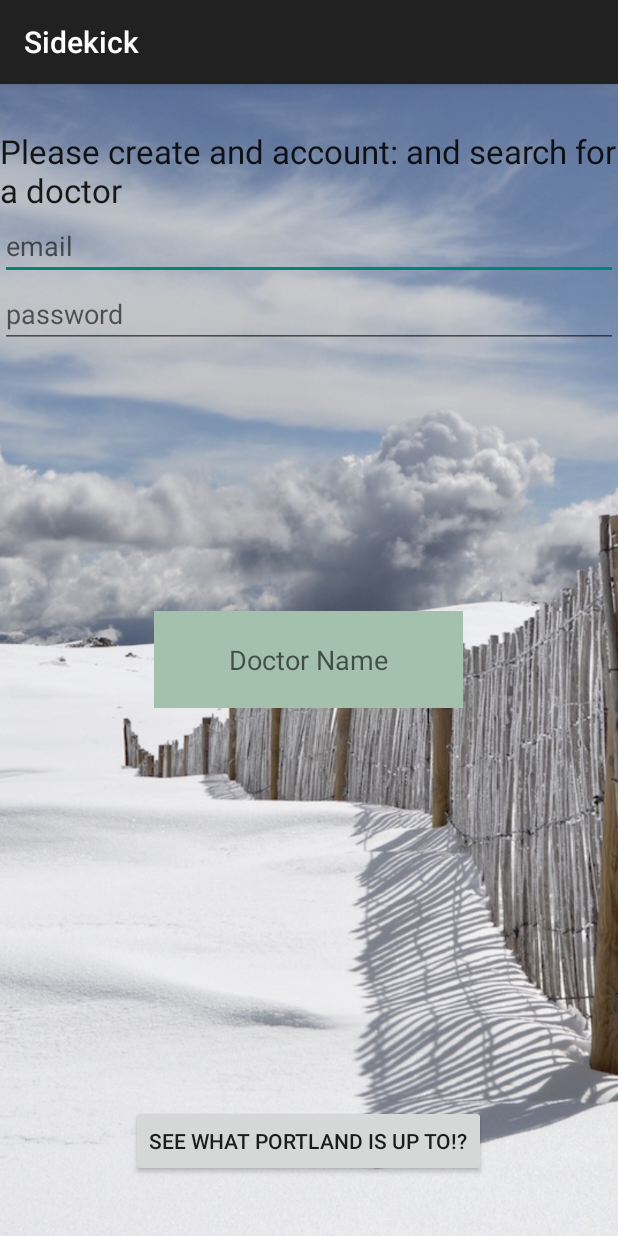
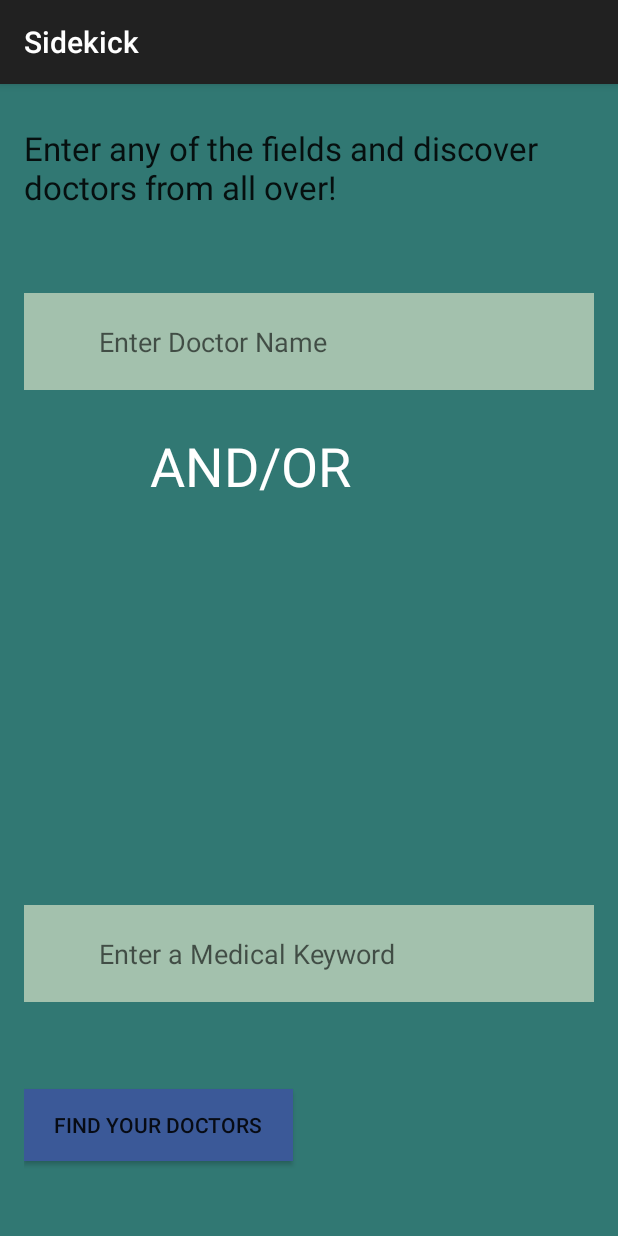
Before and after one commit to meyerjac/DoctorsNow, an Android app: the FormInfoActivity screen opened directly, with no data from a screen before it, on a phone screen of 412 x 824 dp. Run offline under Robolectric (Android 15) with nearby library versions, the phone set to English and light mode, and no system bars; our stand-ins replace ButterKnife.

Commit message:
style the first 3 screen, and working on recycler view

```diff
--- a/app/src/main/java/com/example/jacksonmeyer/sidekick/ui/FormInfoActivity.java
+++ b/app/src/main/java/com/example/jacksonmeyer/sidekick/ui/FormInfoActivity.java
@@ -1,11 +1,10 @@
 package com.example.jacksonmeyer.sidekick.ui;
 import android.content.Intent;
+import android.os.Bundle;
 import android.support.v7.app.AppCompatActivity;
-import android.os.Bundle;
 import android.view.View;
 import android.widget.Button;
 import android.widget.EditText;
-import android.widget.Toast;
 
 import com.example.jacksonmeyer.sidekick.R;
 
@@ -16,10 +15,6 @@ public class FormInfoActivity extends AppCompatActivity implements View.OnClickL
 
     @Bind(R.id.secondPageButton)
     Button mSecondPageButton;
-    @Bind(R.id.emailInput)
-    EditText mEmailInput;
-    @Bind(R.id.passwordInput)
-    EditText mPasswordInput;
     @Bind(R.id.nameInput)
     EditText mNameInput;
 
@@ -35,20 +30,11 @@ public class FormInfoActivity extends AppCompatActivity implements View.OnClickL
     public void onClick(View v) {
         {
             if (v == mSecondPageButton) {
-                if ((mPasswordInput.getText().toString().equals("")) || (mEmailInput.getText().toString().equals("")) ||
-                        (mNameInput.getText().toString().equals(""))) {
-                    Toast.makeText(FormInfoActivity.this, "please fill out all the text fields!", Toast.LENGTH_SHORT).show();
-                } else {
-                    String password = mPasswordInput.getText().toString();
-                    String email = mEmailInput.getText().toString();
-                    String name = mNameInput.getText().toString();
-                    Intent intent = new Intent(FormInfoActivity.this, DoctorsActivity.class);
-                    intent.putExtra("password", password);
-                    intent.putExtra("name", name);
-                    intent.putExtra("email", email);
-                    startActivity(intent);
-                }
-            };
+                String name = mNameInput.getText().toString();
+                Intent intent = new Intent(FormInfoActivity.this, DoctorsActivity.class);
+                intent.putExtra("name", name);
+                startActivity(intent);
+            }
         };
-    };
+    }
 }
--- a/app/src/main/java/com/example/jacksonmeyer/sidekick/ui/LoginActivity.java
+++ b/app/src/main/java/com/example/jacksonmeyer/sidekick/ui/LoginActivity.java
@@ -65,7 +65,7 @@ public class LoginActivity extends AppCompatActivity implements View.OnClickList
         mAuthProgressDialog = new ProgressDialog(this);
         mAuthProgressDialog.setTitle("Loading...");
         mAuthProgressDialog.setMessage("Authenticating with Firebase...");
-        mAuthProgressDialog.setCancelable(false);
+        mAuthProgressDialog.setCancelable(true);
     }
 
     @Override
--- a/app/src/main/java/com/example/jacksonmeyer/sidekick/ui/MainActivity.java
+++ b/app/src/main/java/com/example/jacksonmeyer/sidekick/ui/MainActivity.java
@@ -9,6 +9,7 @@ import android.view.MenuInflater;
 import android.view.MenuItem;
 import android.view.View;
 import android.widget.Button;
+import android.widget.TextView;
 import android.widget.Toast;
 
 import com.example.jacksonmeyer.sidekick.R;
@@ -21,6 +22,8 @@ import butterknife.ButterKnife;
 public class MainActivity extends AppCompatActivity implements View.OnClickListener {
     @Bind(R.id.firstContinueButton)
     Button mFirstContinueButton;
+    @Bind(R.id.textView3)
+    TextView mTextView3;
 
     private FirebaseAuth mAuth;
     private FirebaseAuth.AuthStateListener mAuthListener;
--- a/app/src/main/res/layout/activity_form_info.xml
+++ b/app/src/main/res/layout/activity_form_info.xml
@@ -1,77 +1,94 @@
 <?xml version="1.0" encoding="utf-8"?>
-<RelativeLayout xmlns:android="http://schemas.android.com/apk/res/android"
+<RelativeLayout  xmlns:android="http://schemas.android.com/apk/res/android"
     xmlns:tools="http://schemas.android.com/tools"
     android:id="@+id/activity_form_info"
     android:layout_width="match_parent"
     android:layout_height="match_parent"
+    android:paddingBottom="16dp"
+    android:paddingLeft="16dp"
+    android:paddingRight="16dp"
+    android:paddingTop="16dp"
+    android:background="@color/colorPrimaryDark"
     tools:context="com.example.jacksonmeyer.sidekick.ui.FormInfoActivity">
 
-    <ImageView
-        android:layout_width="wrap_content"
-        android:layout_height="match_parent"
-        android:id="@+id/introPageBackground"
-        android:src="@drawable/background2"
-        android:scaleType="centerCrop"
-        android:layout_alignTop="@+id/textView"
-        android:layout_alignParentLeft="true"
-        android:layout_alignParentStart="true" />
 
     <TextView
         android:layout_width="wrap_content"
         android:layout_height="wrap_content"
         android:textAppearance="?android:attr/textAppearanceLarge"
-        android:text="Please create and account: and search for a doctor"
+        android:text="Enter any of the fields and discover doctors from all over!"
         android:id="@+id/textView5"
-        android:layout_alignParentTop="true"
-        android:layout_centerHorizontal="true"
-        android:layout_marginTop="30dp" />
+        android:layout_marginTop="12dp"
+        />
 
-
-    <EditText
-        android:layout_width="match_parent"
-        android:layout_height="wrap_content"
-        android:hint="email"
-        android:inputType="textEmailAddress"
-        android:textColor="@color/colorAccent"
-        android:ems="10"
-        android:id="@+id/emailInput"
-        android:layout_below="@+id/textView5"
-        android:layout_alignLeft="@+id/introPageBackground"
-        android:layout_alignStart="@+id/introPageBackground" />
 
     <Button
         android:layout_width="wrap_content"
         android:layout_height="wrap_content"
-        android:text="See what Portland is up to!?"
+        android:text="Find your doctors"
         android:id="@+id/secondPageButton"
+        android:layout_marginBottom="34dp"
         android:layout_alignParentBottom="true"
-        android:layout_centerHorizontal="true"
-        android:layout_marginBottom="39dp" />
+        android:layout_alignParentLeft="true"
+        android:layout_alignParentStart="true"
+        android:paddingLeft="20dp"
+        android:paddingRight="20dp"
+        android:background="@color/colorPrimaryIcon"
+ />
 
     <EditText
+        android:hint="Enter a Medical Keyword"
         android:layout_width="match_parent"
         android:layout_height="wrap_content"
-        android:hint="password"
-        android:inputType="textPassword"
-        android:textColor="@color/colorAccent"
-        android:ems="10"
-        android:id="@+id/passwordInput"
-        android:layout_below="@+id/emailInput"
-        android:layout_alignParentLeft="true"
-        android:layout_alignParentStart="true" />
-
-    <EditText
-        android:hint="Doctor Name"
-        android:layout_width="wrap_content"
-        android:layout_height="wrap_content"
-        android:id="@+id/nameInput"
-        android:layout_centerVertical="true"
-        android:layout_centerHorizontal="true"
+        android:id="@+id/CityInput"
         android:paddingTop="20dp"
         android:background="@color/colorAccent"
         android:paddingBottom="20dp"
         android:paddingLeft="50dp"
         android:paddingRight="50dp"
-        />
+        android:layout_above="@+id/secondPageButton"
+        android:layout_alignParentRight="true"
+        android:layout_alignParentEnd="true"
+        android:layout_marginBottom="58dp" />
+
+    <EditText
+        android:hint="Enter Doctor Name"
+        android:layout_width="match_parent"
+        android:layout_height="wrap_content"
+        android:id="@+id/nameInput"
+        android:paddingTop="20dp"
+        android:background="@color/colorAccent"
+        android:paddingBottom="20dp"
+        android:paddingLeft="50dp"
+        android:paddingRight="50dp"
+        android:layout_marginTop="56dp"
+        android:layout_below="@+id/textView5"
+        android:layout_alignParentRight="true"
+        android:layout_alignParentEnd="true" />
+
+    <Space
+        android:layout_width="wrap_content"
+        android:layout_height="wrap_content"
+        android:layout_below="@+id/nameInput"
+        android:layout_alignParentLeft="true"
+        android:layout_alignParentStart="true"
+        android:layout_marginLeft="105dp"
+        android:layout_marginStart="105dp"
+        android:layout_marginTop="26dp"
+        android:id="@+id/space" />
+
+    <TextView
+        android:text="AND/OR"
+        android:layout_width="wrap_content"
+        android:layout_height="wrap_content"
+        android:id="@+id/Or"
+        android:textAppearance="@style/TextAppearance.AppCompat.Large.Inverse"
+        android:textSize="36sp"
+
+        android:layout_below="@+id/space"
+        android:layout_alignParentLeft="true"
+        android:layout_alignParentStart="true"
+        android:layout_marginLeft="84dp"
+        android:layout_marginStart="84dp" />
 
 </RelativeLayout>
```
Also changed, not shown: app/src/main/res/layout/activity_main.xml (+20 -25 lines), app/src/main/res/layout/doctor_list_item.xml (+51 -31 lines).
